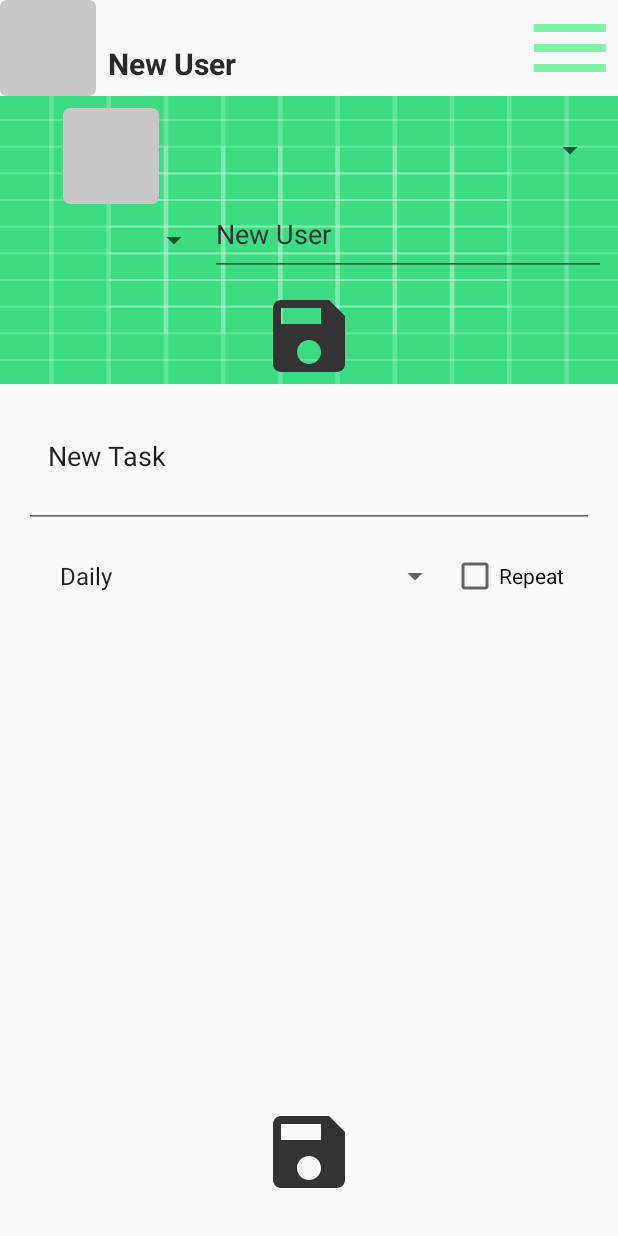
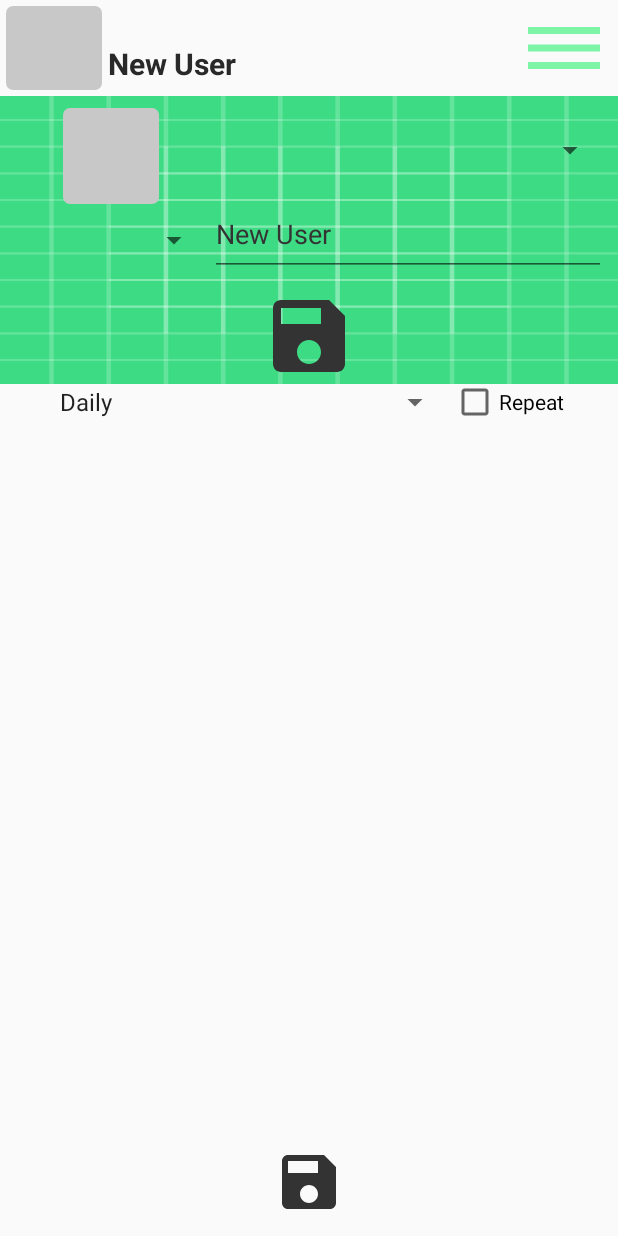
Before and after one commit to thedigialex/QuestLog, an Android app: the DashboardActivity screen opened directly, with no data from a screen before it, after a tap on an icon or button, on a phone screen of 412 x 824 dp. Run offline under Robolectric (Android 15) with nearby library versions, the phone set to English and light mode, and no system bars; 1 other tap on this screen came first.

Commit message:
Updated some styling and fixed some bugs

```diff
--- a/app/src/main/java/com/thedigialex/questlog/activity/DashboardActivity.kt
+++ b/app/src/main/java/com/thedigialex/questlog/activity/DashboardActivity.kt
@@ -2,6 +2,7 @@ package com.thedigialex.questlog.activity
 
 import android.os.Bundle
 import android.view.View
+import android.widget.Button
 import androidx.appcompat.app.AppCompatActivity
 import androidx.viewpager2.widget.ViewPager2
 import com.google.android.material.tabs.TabLayout
@@ -20,13 +21,14 @@ class DashboardActivity : AppCompatActivity() {
         setContentView(R.layout.activity_dashboard)
         userController = UserController(this, findViewById<View?>(R.id.userLayout).findViewById(R.id.userLayout), findViewById(R.id.headerLayout))
         userController.dbHelper.checkLogDateForRepeating()
+        findViewById<Button>(R.id.btnPlayerSettings).setOnClickListener { switchVisibilityOfPlayerSettings() }
         val viewPager: ViewPager2 = findViewById(R.id.viewPager)
         val tabLayout: TabLayout = findViewById(R.id.tabLayout)
         val adapter = DashboardPagerAdapter(this, userController)
         viewPager.adapter = adapter
         TabLayoutMediator(tabLayout, viewPager) { tab, position ->
             when (position) {
-                0 -> tab.text = "Tasks"
+                0 -> tab.text = "Quests"
                 1 -> tab.text = "Calendar"
                 2 -> tab.text = "Shop"
                 3 -> tab.text = "Notes"
@@ -35,7 +37,7 @@ class DashboardActivity : AppCompatActivity() {
         createNewItems()
     }
 
-    fun switchVisibilityOfPlayerSettings(view: View) {
+    private fun switchVisibilityOfPlayerSettings() {
         val playerSettingsMenu = findViewById<View>(R.id.userLayout)
         if (playerSettingsMenu.visibility == View.VISIBLE) {
             playerSettingsMenu.visibility = View.GONE
@@ -46,7 +48,6 @@ class DashboardActivity : AppCompatActivity() {
     }
 
     private fun createNewItems() {
-
         val obtainedItems = userController.dbHelper.getItems(0)
         val notObtainedItems = userController.dbHelper.getItems(1)
 
@@ -54,9 +55,9 @@ class DashboardActivity : AppCompatActivity() {
         val totalItems = listOf(
             Item(type = "Avatar", resource = "Dino One", imageValue = avatarImageResourceId, cost = 500, levelRequired = 5),
             Item(type = "Title", resource = "The Guy", cost = 50, levelRequired = 1),
-                    Item(type = "Avatar", resource = "Dino Onet", imageValue = avatarImageResourceId, cost = 500, levelRequired = 5),
-        Item(type = "Avatar", resource = "Dino Onett", imageValue = avatarImageResourceId, cost = 500, levelRequired = 5),
-        Item(type = "Avatar", resource = "Dino Onettt", imageValue = avatarImageResourceId, cost = 500, levelRequired = 5),
+            Item(type = "Avatar", resource = "Dino Onet", imageValue = avatarImageResourceId, cost = 500, levelRequired = 5),
+            Item(type = "Avatar", resource = "Dino Onett", imageValue = avatarImageResourceId, cost = 500, levelRequired = 5),
+            Item(type = "Avatar", resource = "Dino Onettt", imageValue = avatarImageResourceId, cost = 500, levelRequired = 5),
         )
         totalItems.forEach { item ->
             val isInObtained = obtainedItems.any { it.type == item.type && it.resource == item.resource }
--- a/app/src/main/java/com/thedigialex/questlog/adapters/CalendarAdapter.kt
+++ b/app/src/main/java/com/thedigialex/questlog/adapters/CalendarAdapter.kt
@@ -29,7 +29,7 @@ class CalendarAdapter(private val days: List<DayItem>, private val onDayClick: (
 
         if (dayItem.day != null) {
             holder.dayTextView.text = dayItem.day.toString()
-            holder.taskCountTextView.text = "${dayItem.taskLogs.size} Tasks"
+            holder.taskCountTextView.text = "${dayItem.taskLogs.size}"
             holder.itemView.visibility = View.VISIBLE
             holder.itemView.setOnClickListener {
                 onDayClick(dayItem)
--- a/app/src/main/java/com/thedigialex/questlog/controllers/userController.kt
+++ b/app/src/main/java/com/thedigialex/questlog/controllers/userController.kt
@@ -164,7 +164,7 @@ class UserController(private val activity: AppCompatActivity, private val layout
         }
 
         setUpHeaderValues()
-
+        layoutView.visibility = View.GONE
         if (dbHelper.saveUser(currentUser)) {
             navigateToDashboard()
         }
--- a/app/src/main/java/com/thedigialex/questlog/fragments/NoteListFragment.kt
+++ b/app/src/main/java/com/thedigialex/questlog/fragments/NoteListFragment.kt
@@ -18,6 +18,7 @@ class  NoteListFragment(private val userController: UserController) : Fragment()
 
     private lateinit var noteListView: ListView
     private lateinit var newNoteButton: Button
+    private lateinit var btnCloseNote: Button
     private lateinit var noteInputSection: View
     private lateinit var edtNoteDescription: EditText
     private lateinit var edtNoteTitle: EditText
@@ -36,10 +37,12 @@ class  NoteListFragment(private val userController: UserController) : Fragment()
         edtNoteDescription = view.findViewById(R.id.edtNoteDescription)
         deleteNoteButton = view.findViewById(R.id.btnDeleteNote)
         newNoteButton = view.findViewById(R.id.btnShowEditNote)
+        btnCloseNote = view.findViewById(R.id.btnCloseNote)
         saveNoteButton = view.findViewById(R.id.btnSaveNote)
 
         loadNotes()
         newNoteButton.setOnClickListener { switchVisibilityOfEdit(Note(isNew = true)) }
+        btnCloseNote.setOnClickListener { switchVisibilityOfEdit(Note(isNew = true)) }
         return view
     }
 
@@ -47,7 +50,7 @@ class  NoteListFragment(private val userController: UserController) : Fragment()
         val isInputSectionVisible = noteInputSection.visibility == View.VISIBLE
         noteInputSection.visibility = if (isInputSectionVisible) View.GONE else View.VISIBLE
         noteListView.visibility = if (isInputSectionVisible) View.VISIBLE else View.GONE
-        newNoteButton.text = if (isInputSectionVisible) "Add New" else "Close"
+        newNoteButton.visibility = if (isInputSectionVisible) View.VISIBLE else View.GONE
         deleteNoteButton.visibility = View.GONE
 
         if (noteInputSection.visibility == View.VISIBLE) {
--- a/app/src/main/java/com/thedigialex/questlog/fragments/TaskListFragment.kt
+++ b/app/src/main/java/com/thedigialex/questlog/fragments/TaskListFragment.kt
@@ -22,12 +22,14 @@ class TaskListFragment(private val userController: UserController) : Fragment()
 
     private lateinit var taskListView: ListView
     private lateinit var newTaskButton: Button
+    private lateinit var btnTaskClose: Button
     private lateinit var taskInputSection: View
     private lateinit var taskDescriptionInput: EditText
     private lateinit var taskTypeSpinner: Spinner
     private lateinit var taskRepeatInput: CheckBox
     private lateinit var saveTaskButton: Button
     private lateinit var deleteTaskButton: Button
+    private lateinit var btnComplete: RadioButton
     private lateinit var tasks: List<Task>
     private val taskTypes = listOf("Daily", "Weekly", "Monthly")
 
@@ -39,13 +41,14 @@ class TaskListFragment(private val userController: UserController) : Fragment()
 
         taskListView = view.findViewById(R.id.taskListView)
         newTaskButton = view.findViewById(R.id.btnShowEdit)
+        btnTaskClose = view.findViewById(R.id.btnTaskClose)
         taskInputSection = view.findViewById(R.id.editSection)
         taskDescriptionInput = view.findViewById(R.id.edtTaskDescription)
         taskTypeSpinner = view.findViewById(R.id.spinnerTaskType)
         taskRepeatInput = view.findViewById(R.id.repeatBox)
         saveTaskButton = view.findViewById(R.id.btnSaveTask)
         deleteTaskButton = view.findViewById(R.id.btnDeleteTask)
-        val btnComplete = view.findViewById<RadioButton>(R.id.btnComplete)
+        btnComplete = view.findViewById(R.id.btnComplete)
         val btnNotComplete = view.findViewById<RadioButton>(R.id.btnNotComplete)
         setTaskCompletionListener(btnComplete, 1)
         setTaskCompletionListener(btnNotComplete, 0)
@@ -61,7 +64,7 @@ class TaskListFragment(private val userController: UserController) : Fragment()
         loadTasks()
 
         newTaskButton.setOnClickListener { switchVisibilityOfEdit(Task(isNew = true)) }
-
+        btnTaskClose.setOnClickListener { switchVisibilityOfEdit(Task(isNew = true)) }
         return view
     }
 
@@ -98,9 +101,8 @@ class TaskListFragment(private val userController: UserController) : Fragment()
         val isInputSectionVisible = taskInputSection.visibility == View.VISIBLE
         taskInputSection.visibility = if (isInputSectionVisible) View.GONE else View.VISIBLE
         taskListView.visibility = if (isInputSectionVisible) View.VISIBLE else View.GONE
-        newTaskButton.text = if (isInputSectionVisible) "Add New" else "Close"
+        newTaskButton.visibility = if (isInputSectionVisible) View.VISIBLE else View.GONE
         deleteTaskButton.visibility = View.GONE
-
         if (taskInputSection.visibility == View.VISIBLE) {
             setUpEditView(task)
         }
@@ -109,7 +111,7 @@ class TaskListFragment(private val userController: UserController) : Fragment()
             deleteTaskButton.setOnClickListener {
                 switchVisibilityOfEdit(task)
                 userController.dbHelper.deleteTaskAndLogs(task)
-                loadTasks()
+                loadTasks(if (btnComplete.isChecked) 1 else 0)
             }
         }
     }
@@ -128,7 +130,7 @@ class TaskListFragment(private val userController: UserController) : Fragment()
             task.repeat = if (taskRepeatInput.isChecked) 1 else 0
 
             if (task.description.isEmpty()) {
-                Toast.makeText(requireContext(), "Please enter a task description", Toast.LENGTH_SHORT).show()
+                Toast.makeText(requireContext(), "Please enter a quest description", Toast.LENGTH_SHORT).show()
             } else {
                 userController.dbHelper.saveTask(task, task.isNew)
                 switchVisibilityOfEdit(task)
--- a/app/src/main/java/com/thedigialex/questlog/models/Task.kt
+++ b/app/src/main/java/com/thedigialex/questlog/models/Task.kt
@@ -4,7 +4,7 @@ data class Task(
     var id: Int = 0,
     var currentLogId: Int = 0,
     var type: String = "Daily",
-    var description: String = "New Task",
+    var description: String = "New Quest",
     var repeat: Int = 0,
     var isNew: Boolean = false,
     var isCompleted: Int = 0
--- /dev/null
+++ b/app/src/main/res/drawable/close_button.xml
@@ -0,0 +1,31 @@
+<selector xmlns:android="http://schemas.android.com/apk/res/android">
+    <item android:state_pressed="true">
+        <layer-list>
+            <item  android:top="4dp" android:bottom="4dp" android:left="4dp" android:right="4dp">
+                <vector
+                    android:height="64dp"
+                    android:width="64dp"
+                    android:viewportHeight="24"
+                    android:viewportWidth="24">
+
+                    <path
+                        android:fillColor="@color/green"
+                        android:pathData="M19,6.41L17.59,5 12,10.59 6.41,5 5,6.41 10.59,12 5,17.59 6.41,19 12,13.41 17.59,19 19,17.59 13.41,12z"/>
+                </vector>
+            </item>
+        </layer-list>
+    </item>
+
+    <item>
+        <vector
+            android:height="64dp"
+            android:width="64dp"
+            android:viewportHeight="24"
+            android:viewportWidth="24">
+
+            <path
+                android:fillColor="@color/green"
+                android:pathData="M19,6.41L17.59,5 12,10.59 6.41,5 5,6.41 10.59,12 5,17.59 6.41,19 12,13.41 17.59,19 19,17.59 13.41,12z"/>
+        </vector>
+    </item>
+</selector>
--- a/app/src/main/res/layout/activity_dashboard.xml
+++ b/app/src/main/res/layout/activity_dashboard.xml
@@ -18,22 +18,21 @@
             android:id="@+id/ivAvater"
             android:layout_width="64dp"
             android:layout_height="match_parent"
+            android:layout_margin="4dp"
             app:srcCompat="@drawable/ic_launcher_background" />
 
         <LinearLayout
             android:layout_width="0dp"
             android:layout_height="match_parent"
             android:layout_weight="1"
-            android:orientation="vertical"
-            android:paddingStart="8dp"
-            android:paddingEnd="8dp">
+            android:orientation="vertical">
 
             <TextView
                 android:id="@+id/tvTitle"
+                style="@style/Text"
                 android:layout_width="match_parent"
                 android:layout_height="0dp"
                 android:layout_weight="1"
-                style="@style/Text"
                 android:text="TextView" />
 
             <TextView
@@ -51,8 +50,8 @@
             android:id="@+id/btnPlayerSettings"
             android:layout_width="64dp"
             android:layout_height="match_parent"
-            android:background="@drawable/menu_button"
-            android:onClick="switchVisibilityOfPlayerSettings" />
+            android:layout_margin="4dp"
+            android:background="@drawable/menu_button" />
     </LinearLayout>
 
     <com.google.android.material.tabs.TabLayout
--- a/app/src/main/res/layout/fragment_task_list.xml
+++ b/app/src/main/res/layout/fragment_task_list.xml
@@ -3,11 +3,14 @@
     android:layout_width="match_parent"
     android:layout_height="match_parent"
     android:orientation="vertical"
-    android:padding="16dp">
+    android:paddingStart="16dp"
+    android:paddingTop="4dp"
+    android:paddingEnd="16dp"
+    android:paddingBottom="4dp">
 
     <LinearLayout
         android:layout_width="match_parent"
-        android:layout_height="64dp"
+        android:layout_height="56dp"
         android:orientation="horizontal">
 
         <RadioGroup
@@ -29,7 +32,7 @@
                 android:layout_width="0dp"
                 android:layout_height="match_parent"
                 android:layout_weight="2"
-                android:text="Tasks" />
+                android:text="Quests" />
 
             <RadioButton
                 android:id="@+id/btnComplete"
@@ -67,12 +70,25 @@
         android:orientation="vertical"
         android:visibility="gone">
 
-        <EditText
-            android:id="@+id/edtTaskDescription"
+        <LinearLayout
             android:layout_width="match_parent"
-            android:layout_height="96dp"
-            android:hint="Task Description"
-            android:padding="16dp" />
+            android:layout_height="64dp"
+            android:orientation="horizontal">
+
+            <EditText
+                android:id="@+id/edtTaskDescription"
+                android:layout_width="0dp"
+                android:layout_height="match_parent"
+                android:layout_weight="1"
+                android:hint="Quest Description"
+                android:padding="16dp" />
+
+            <Button
+                android:id="@+id/btnTaskClose"
+                android:layout_width="64dp"
+                android:layout_height="match_parent"
+                android:background="@drawable/close_button" />
+        </LinearLayout>
 
         <LinearLayout
             android:layout_width="match_parent"
@@ -118,8 +134,8 @@
 
         <Button
             android:id="@+id/btnSaveTask"
-            android:layout_width="64dp"
-            android:layout_height="64dp"
+            android:layout_width="48dp"
+            android:layout_height="48dp"
             android:layout_margin="8dp"
             android:background="@drawable/save_button" />
 
--- a/app/src/main/res/layout/item_note.xml
+++ b/app/src/main/res/layout/item_note.xml
@@ -15,6 +15,7 @@
         android:id="@+id/tvNoteDescription"
         style="@style/SubText"
         android:layout_width="match_parent"
-        android:layout_height="32dp" />
-
+        android:layout_height="48dp"
+        android:maxLines="2"
+        android:ellipsize="end"/>
 </LinearLayout>
```
Also changed, not shown: app/src/main/java/com/thedigialex/questlog/fragments/CalendarFragment.kt (+9 -2 lines), app/src/main/res/layout/fragment_calendar.xml (+11 -6 lines), app/src/main/res/layout/fragment_note_list.xml (+24 -8 lines), app/src/main/res/layout/fragment_shop.xml (+7 -4 lines).
